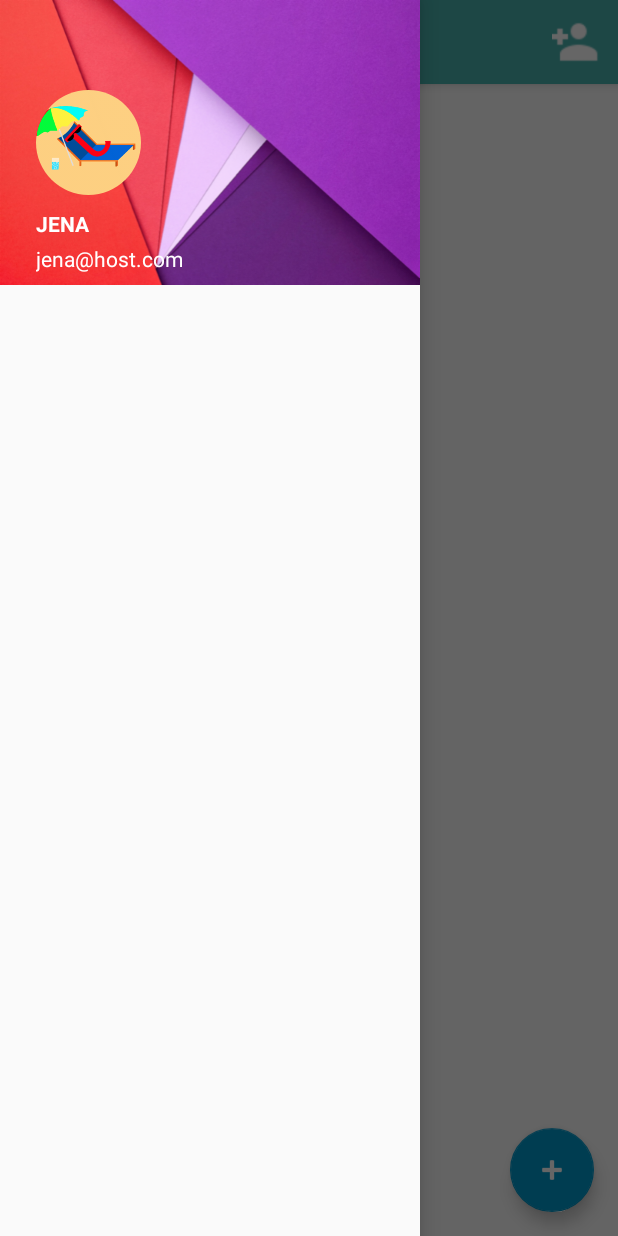
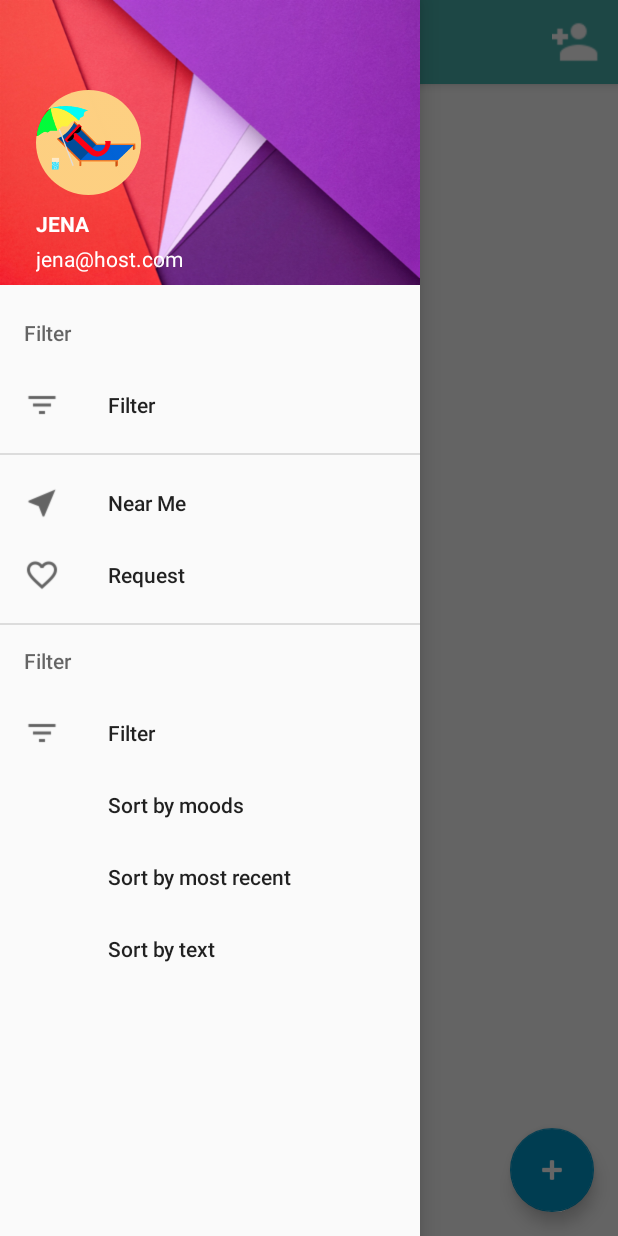
Before and after one commit to CMPUT301W17T02/JenaPlus, an Android app: the MoodPlusActivity screen opened directly, with no data from a screen before it, with the side drawer open, on a phone screen of 412 x 824 dp. Run offline under Robolectric (Android 15) with nearby library versions, the phone set to English and light mode, and no system bars; our stand-ins replace CircleImageView; 4 statements that could not run were skipped.

Commit message:
minor changes

```diff
--- a/Mood+/app/src/main/res/menu/activity_mood_plus_drawer.xml
+++ b/Mood+/app/src/main/res/menu/activity_mood_plus_drawer.xml
@@ -22,8 +22,7 @@
 
     </group>
 
-<<<<<<< HEAD
-=======
+
     <item android:title="Filter">
         <menu>
             <item
@@ -45,5 +44,4 @@
         </menu>
     </item>
 
->>>>>>> 8151baa37e9c7682a011b87ac1b51c3c16fcaa77
 </menu>
```
